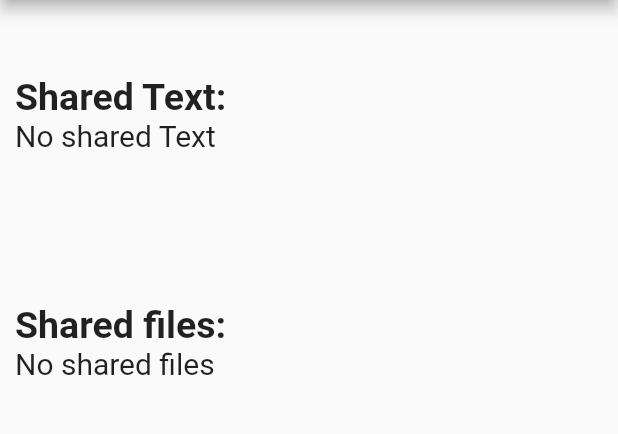
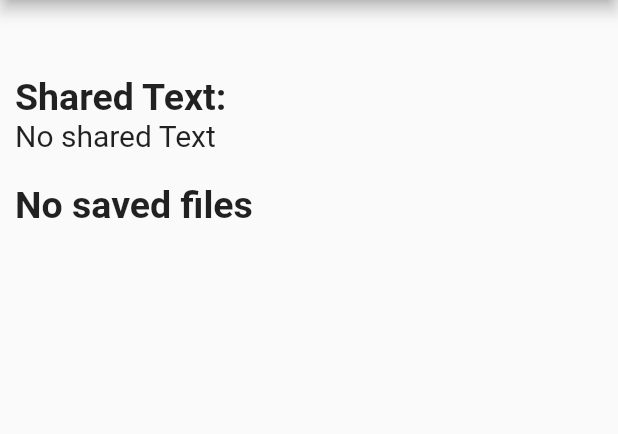
Before and after one commit to frankjmclarke/receive_intent, a Flutter app: the screen it shows after launch, on a phone screen of 412 x 824 dp, the part 84-518 px from its top. Run offline on Flutter 3.47's test engine with Material 2 defaults, Android fonts, the phone set to English and light mode, and no system bars; missing offline and left inert: receive_sharing_intent; statements that could not run were skipped.

Commit message:
Added Save/Load data

```diff
--- a/lib/main.dart
+++ b/lib/main.dart
@@ -100,7 +100,8 @@ class _MyHomePageState extends State<MyHomePage> {
               Text(_sharedText, style: const TextStyle(fontSize: 20)),
             if (_sharedText!.isEmpty)
               const Text("No shared Text", style: TextStyle(fontSize: 20)),
-            const SizedBox(height: 100),
+            const SizedBox(height: 20),
+            /*
         const Text("Shared files:",
             style: TextStyle(fontSize: 25, fontWeight: FontWeight.bold)),
         const SizedBox(
@@ -109,11 +110,74 @@ class _MyHomePageState extends State<MyHomePage> {
         if (_sharedFiles != null && _sharedFiles!.isNotEmpty)
           Text(_sharedFiles!.map((f) => f.path).join(", "), style: const TextStyle(fontSize: 20)),
         if (_sharedFiles == null || _sharedFiles!.isEmpty)
-              const Text("No shared files", style: TextStyle(fontSize: 20)),
+          const Text("No saved links", style: TextStyle(fontSize: 20)),*/
+            if (_textList!.isNotEmpty)
+              const Text(
+                "Saved files:",
+                style: TextStyle(fontSize: 25, fontWeight: FontWeight.bold),
+              ),
+            if (_textList!.isEmpty)
+              const Text(
+                "No saved files",
+                style: TextStyle(fontSize: 25, fontWeight: FontWeight.bold),
+              ),
+            SizedBox(
+              height: 250,
+              child: LayoutBuilder(
+                builder: (BuildContext context, BoxConstraints constraints) {
+                  return SizedBox(
+                    child: ListView.builder(
+                      itemCount: _textList.length,
+                      itemBuilder: (context, index) {
+                        final item = _textList[index];
+                        return Dismissible(
+                          key: Key(item),
+                          onDismissed: (direction) {
+                            setState(() {
+                              _textList.removeAt(index);
+                            });
+                            ScaffoldMessenger.of(context).showSnackBar(
+                              const SnackBar(
+                                content: Text("Item deleted"),
+                                duration: Duration(seconds: 1),
+                              ),
+                            );
+                          },
+                          child: Card(
+                            elevation: 3, // set the elevation to create a shadow effect
+                            margin: const EdgeInsets.symmetric(vertical: 5),
+                            child: ListTile(
+                              title: TextFormField(
+                                initialValue: item,
+                                onChanged: (value) {
+                                  setState(() {
+                                    _textList[index] = value;
+                                  });
+                                },
+                              ),
+                              subtitle: TextFormField(
+                                initialValue: item.length.toString(),
+                                keyboardType: TextInputType.number,
+                                onChanged: (value) {
+                                  setState(() {
+                                    // _textList[index] = value;
+                                  });
+                                },
+                              ),
+                            ),
+                          ),
+                        );
+                      },
+                    ),
+                  );
+                },
+              ),
+            )
           ],
         ),
       ),
     );
+
   }
 
   @override
@@ -132,6 +196,7 @@ class _MyHomePageState extends State<MyHomePage> {
           setState(() {
             _sharedText = text;
             _addTextToListIfUnique();
+
           });
         });
 
```
Also changed, not shown: pubspec.yaml (+1 -60 lines), lib/firebase_options.dart (deleted), 2 other files. Lines whose indentation alone changed are shown as unchanged.
